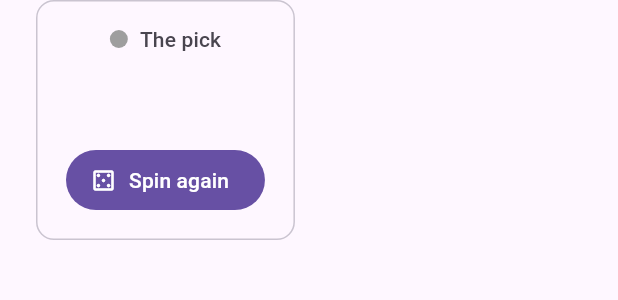
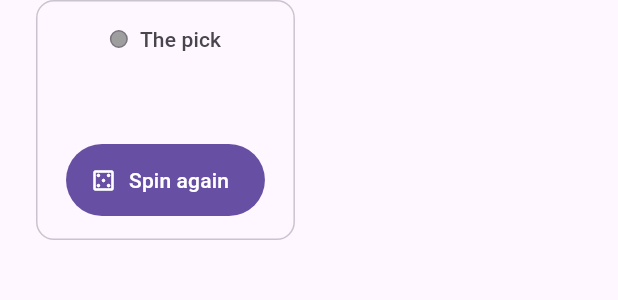
Before and after one commit to abdelaziz-mahdy/pickerv2, a Flutter app: the ResultCard widget shown alone on an empty page, opened directly with empty values, on a phone screen of 412 x 824 dp. Shown: the top 300 px of the screen. Run offline on Flutter 3.47's test engine with Material 3 defaults, Android fonts, the phone set to English and light mode, and no system bars; our stand-ins replace flutter_fortune_wheel, sqflite; accounts and stored records are empty.

Commit message:
Make the pick stand out after a roll; tidy the result card
Critique round 2: in the Theme look the winning slice was pale lavender and
the dimmed slices were pale too, so the pick barely stood out. Other slices
now fade to a near-neutral tint and the pick gets a 5 px outline in the
theme colour. The result card's colour dot is outlined so pale colours show;
long picks (over 24 characters) use a smaller title so the card doesn't take
over the screen; and Spin again / Remove & spin are 48 dp tall.

```diff
--- a/lib/roll/result_card.dart
+++ b/lib/roll/result_card.dart
@@ -41,8 +41,12 @@ class ResultCard extends StatelessWidget {
                   Container(
                     width: 12,
                     height: 12,
-                    decoration:
-                        BoxDecoration(color: color, shape: BoxShape.circle),
+                    // Outlined so pale slice colours still show.
+                    decoration: BoxDecoration(
+                      color: color,
+                      shape: BoxShape.circle,
+                      border: Border.all(color: scheme.outline),
+                    ),
                   ),
                   const SizedBox(width: 8),
                   Text('The pick',
@@ -54,7 +58,12 @@ class ResultCard extends StatelessWidget {
               Text(
                 choice,
                 textAlign: TextAlign.center,
-                style: theme.textTheme.headlineMedium
+                maxLines: 3,
+                overflow: TextOverflow.ellipsis,
+                // Long picks drop a size so they don't take over the screen.
+                style: (choice.length > 24
+                        ? theme.textTheme.titleLarge
+                        : theme.textTheme.headlineMedium)
                     ?.copyWith(fontWeight: FontWeight.w600),
               ),
               const SizedBox(height: 16),
@@ -64,12 +73,16 @@ class ResultCard extends StatelessWidget {
                 runSpacing: 8,
                 children: [
                   FilledButton.icon(
+                    style:
+                        FilledButton.styleFrom(minimumSize: const Size(0, 48)),
                     onPressed: onSpinAgain,
                     icon: const Icon(Icons.casino_outlined),
                     label: const Text('Spin again'),
                   ),
                   if (onRemoveAndSpin != null)
                     OutlinedButton.icon(
+                      style: OutlinedButton.styleFrom(
+                          minimumSize: const Size(0, 48)),
                       onPressed: onRemoveAndSpin,
                       icon: const Icon(Icons.remove_circle_outline),
                       label: const Text('Remove & spin'),
```
Also changed, not shown: lib/screens/picker_screen.dart (+13 -4 lines).
